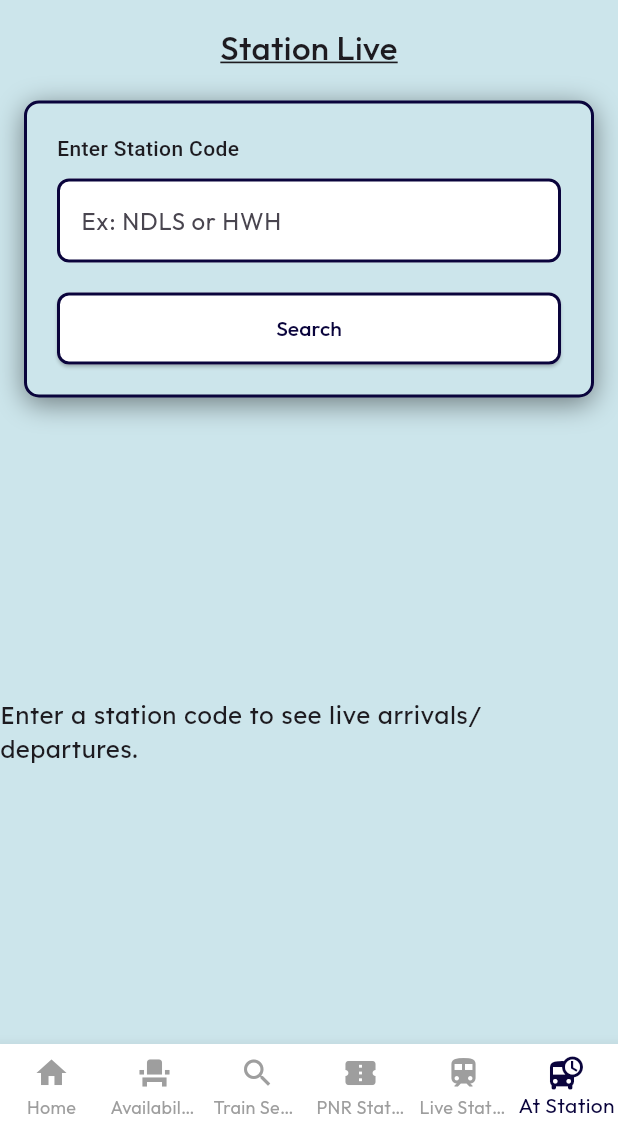
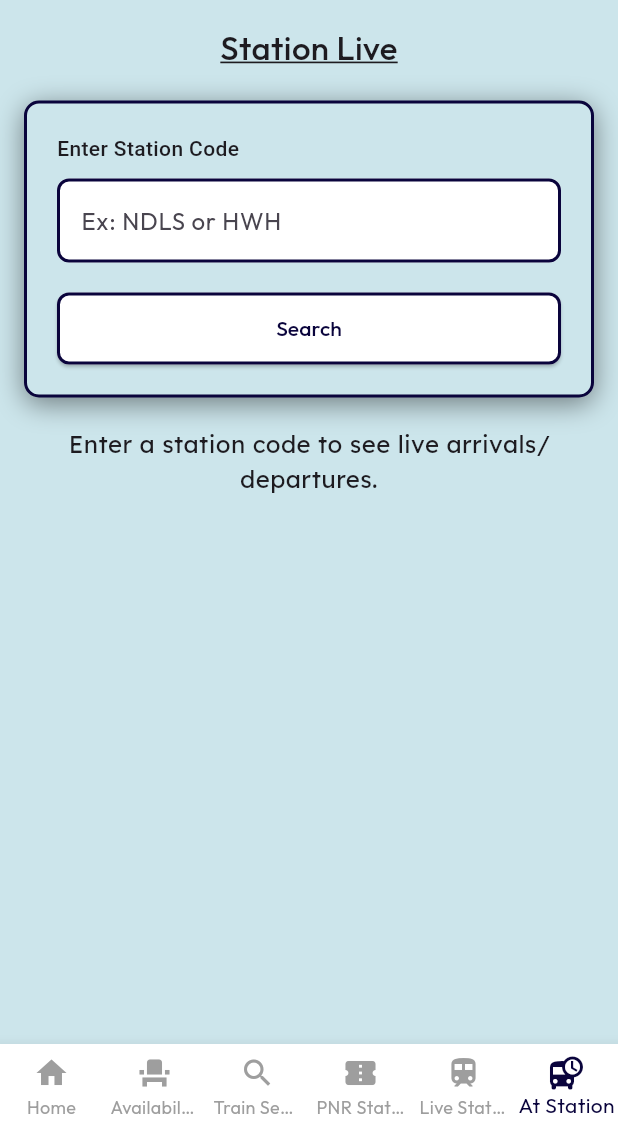
Before and after one commit to kunal7236/easy_rail_app, a Flutter app: the screen it shows after launch, item 6 of the bottom bar chosen, on a phone screen of 412 x 824 dp, the part 105-1236 px from its top. Run offline on Flutter 3.47's test engine with Material 3 defaults, Android fonts, the phone set to English and light mode, and no system bars; our stand-ins replace flutter_dotenv, scrollable_positioned_list; Roboto replaces fonts that are missing (Lemonada, Montserrat).

Commit message:
re positioned the text "Enter a station code..." to below the search card

```diff
--- a/lib/screens/at_station_screen.dart
+++ b/lib/screens/at_station_screen.dart
@@ -23,20 +23,23 @@ class _AtStationScreenState extends State<AtStationScreen> {
 
   void _search() {
     FocusScope.of(context).unfocus();
-    context.read<AtStationProvider>().fetchTrainsAtStation(_stationController.text);
+    context.read<AtStationProvider>().fetchTrainsAtStation(
+      _stationController.text,
+    );
   }
 
   @override
   Widget build(BuildContext context) {
     final provider = context.watch<AtStationProvider>();
 
-    return Column(
+    return ListView(
+      padding: const EdgeInsets.all(16.0),
       children: [
-        Padding(
-          padding: const EdgeInsets.all(16.0),
-          child: Column(
-            children: [
-              Text('Station Live', style: AppTheme.heading, textAlign: TextAlign.center),
+        Text(
+          'Station Live',
+          style: AppTheme.heading,
+          textAlign: TextAlign.center,
+        ),
         const SizedBox(height: 20),
 
         // This is your '.search-container'
@@ -50,7 +53,6 @@ class _AtStationScreenState extends State<AtStationScreen> {
               BoxShadow(
                 color: Colors.black45,
                 blurRadius: 15,
-
                 offset: Offset(0, 4),
               ),
             ],
@@ -62,9 +64,7 @@ class _AtStationScreenState extends State<AtStationScreen> {
               const SizedBox(height: 10),
               TextField(
                 controller: _stationController,
-                      decoration: const InputDecoration(
-                        hintText: 'Ex: NDLS or HWH',
-                      ),
+                decoration: const InputDecoration(hintText: 'Ex: NDLS or HWH'),
                 textCapitalization: TextCapitalization.characters,
               ),
               const SizedBox(height: 20),
@@ -78,14 +78,11 @@ class _AtStationScreenState extends State<AtStationScreen> {
             ],
           ),
         ),
-            ],
-          ),
-        ),
+
+        const SizedBox(height: 20),
 
         // This is your '#trainStationContainer'
-        Expanded(
-          child: _buildResultsArea(provider),
-        ),
+        _buildResultsArea(provider),
       ],
     );
   }
@@ -107,19 +104,18 @@ class _AtStationScreenState extends State<AtStationScreen> {
     }
 
     if (provider.trains.isEmpty) {
-      return Center(
-        child: Text('Enter a station code to see live arrivals/departures.', style: AppTheme.body),
+      return Text(
+        'Enter a station code to see live arrivals/departures.',
+        style: AppTheme.body,
+        textAlign: TextAlign.center,
       );
     }
 
     // Results Found
-    return ListView.builder(
-      padding: const EdgeInsets.symmetric(horizontal: 16.0),
-      itemCount: provider.trains.length,
-      itemBuilder: (context, index) {
-        final train = provider.trains[index];
+    return Column(
+      children: provider.trains.map((train) {
         return StationTrainCard(train: train);
-      },
+      }).toList(),
     );
   }
 }
```
Lines whose indentation alone changed are shown as unchanged.
